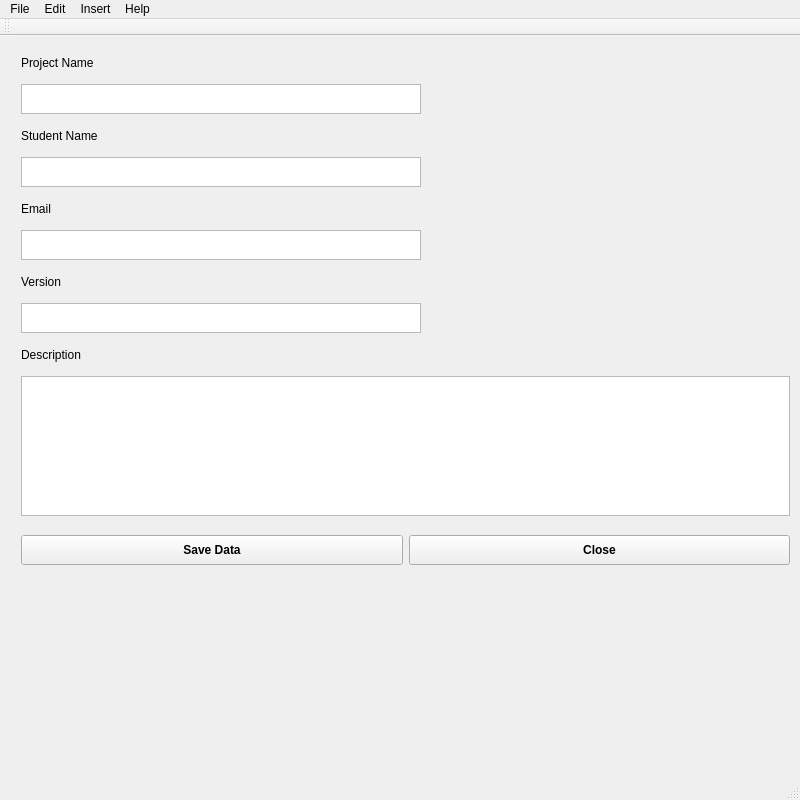
AlexLassooij/practiceguiProject, file QtGuiPractice/QtGuiPractice.ui: the form before one commit.
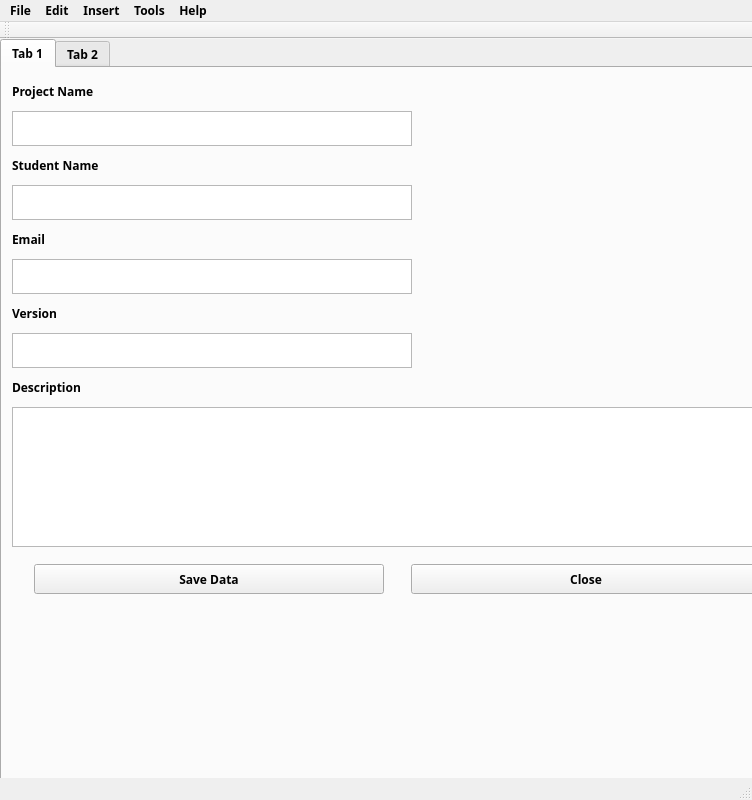
The form after the commit. The open tabs and pages were chosen to show the change. Icons and pictures are not drawn. Custom widgets are drawn as their Qt base class.

What changed in the file:
```diff
--- a/QtGuiPractice/QtGuiPractice.ui
+++ b/QtGuiPractice/QtGuiPractice.ui
@@ -6,7 +6,7 @@
    <rect>
     <x>0</x>
     <y>0</y>
-    <width>800</width>
+    <width>752</width>
     <height>800</height>
    </rect>
   </property>
@@ -17,16 +17,63 @@
    <string>QtGuiPractice</string>
   </property>
   <widget class="QWidget" name="centralWidget">
+   <widget class="QTabWidget" name="tabWidget">
+    <property name="geometry">
+     <rect>
+      <x>0</x>
+      <y>0</y>
+      <width>800</width>
+      <height>800</height>
+     </rect>
+    </property>
+    <property name="minimumSize">
+     <size>
+      <width>800</width>
+      <height>0</height>
+     </size>
+    </property>
+    <property name="maximumSize">
+     <size>
+      <width>800</width>
+      <height>16777215</height>
+     </size>
+    </property>
+    <property name="font">
+     <font>
+      <family>Segoe UI Semibold</family>
+      <weight>75</weight>
+      <bold>true</bold>
+     </font>
+    </property>
+    <property name="currentIndex">
+     <number>1</number>
+    </property>
+    <widget class="QWidget" name="tab_1">
+     <attribute name="title">
+      <string>Tab 1</string>
+     </attribute>
    <widget class="QWidget" name="verticalLayoutWidget">
     <property name="geometry">
      <rect>
-      <x>10</x>
+        <x>0</x>
       <y>0</y>
       <width>791</width>
       <height>553</height>
      </rect>
     </property>
     <layout class="QVBoxLayout" name="verticalLayout">
+       <property name="leftMargin">
+        <number>10</number>
+       </property>
+       <property name="topMargin">
+        <number>10</number>
+       </property>
+       <property name="rightMargin">
+        <number>10</number>
+       </property>
+       <property name="bottomMargin">
+        <number>10</number>
+       </property>
      <item>
       <widget class="QLabel" name="projectNameLabel">
        <property name="maximumSize">
@@ -35,19 +82,43 @@
          <height>15</height>
         </size>
        </property>
+         <property name="font">
+          <font>
+           <family>Segoe UI Semibold</family>
+           <weight>75</weight>
+           <bold>true</bold>
+          </font>
+         </property>
        <property name="text">
         <string>Project Name</string>
        </property>
       </widget>
      </item>
      <item>
-      <widget class="QTextEdit" name="projectNameText">
+        <widget class="QPlainTextEdit" name="projectNameText">
+         <property name="enabled">
+          <bool>true</bool>
+         </property>
        <property name="maximumSize">
         <size>
          <width>400</width>
-         <height>30</height>
-        </size>
-       </property>
+           <height>35</height>
+          </size>
+         </property>
+         <property name="font">
+          <font>
+           <family>Segoe UI Semibold</family>
+           <weight>75</weight>
+           <bold>true</bold>
+           <kerning>true</kerning>
+          </font>
+         </property>
+         <property name="acceptDrops">
+          <bool>true</bool>
+         </property>
+         <property name="inputMethodHints">
+          <set>Qt::ImhMultiLine</set>
+         </property>
       </widget>
      </item>
      <item>
@@ -58,6 +129,13 @@
          <height>15</height>
         </size>
        </property>
+         <property name="font">
+          <font>
+           <family>Segoe UI Semibold</family>
+           <weight>75</weight>
+           <bold>true</bold>
+          </font>
+         </property>
        <property name="text">
         <string>Student Name</string>
        </property>
@@ -68,9 +146,16 @@
        <property name="maximumSize">
         <size>
          <width>400</width>
-         <height>30</height>
-        </size>
-       </property>
+           <height>35</height>
+          </size>
+         </property>
+         <property name="font">
+          <font>
+           <family>Segoe UI Semibold</family>
+           <weight>75</weight>
+           <bold>true</bold>
+          </font>
+         </property>
       </widget>
      </item>
      <item>
@@ -81,6 +166,13 @@
          <height>15</height>
         </size>
        </property>
+         <property name="font">
+          <font>
+           <family>Segoe UI Semibold</family>
+           <weight>75</weight>
+           <bold>true</bold>
+          </font>
+         </property>
        <property name="text">
         <string>Email</string>
        </property>
@@ -91,9 +183,19 @@
        <property name="maximumSize">
         <size>
          <width>400</width>
-         <height>30</height>
-        </size>
-       </property>
+           <height>35</height>
+          </size>
+         </property>
+         <property name="font">
+          <font>
+           <family>Segoe UI Semibold</family>
+           <weight>75</weight>
+           <bold>true</bold>
+          </font>
+         </property>
+         <property name="inputMethodHints">
+          <set>Qt::ImhEmailCharactersOnly|Qt::ImhMultiLine</set>
+         </property>
       </widget>
      </item>
      <item>
@@ -104,6 +206,13 @@
          <height>15</height>
         </size>
        </property>
+         <property name="font">
+          <font>
+           <family>Segoe UI Semibold</family>
+           <weight>75</weight>
+           <bold>true</bold>
+          </font>
+         </property>
        <property name="text">
         <string>Version</string>
        </property>
@@ -114,9 +223,16 @@
        <property name="maximumSize">
         <size>
          <width>400</width>
-         <height>30</height>
-        </size>
-       </property>
+           <height>35</height>
+          </size>
+         </property>
+         <property name="font">
+          <font>
+           <family>Segoe UI Semibold</family>
+           <weight>75</weight>
+           <bold>true</bold>
+          </font>
+         </property>
       </widget>
      </item>
      <item>
@@ -127,6 +243,13 @@
          <height>15</height>
         </size>
        </property>
+         <property name="font">
+          <font>
+           <family>Segoe UI Semibold</family>
+           <weight>75</weight>
+           <bold>true</bold>
+          </font>
+         </property>
        <property name="text">
         <string>Description</string>
        </property>
@@ -136,14 +259,24 @@
       <widget class="QTextEdit" name="descriptionText">
        <property name="maximumSize">
         <size>
-         <width>780</width>
+           <width>800</width>
          <height>140</height>
         </size>
        </property>
+         <property name="font">
+          <font>
+           <family>Segoe UI Semibold</family>
+           <weight>75</weight>
+           <bold>true</bold>
+          </font>
+         </property>
       </widget>
      </item>
      <item>
-      <layout class="QHBoxLayout" name="horizontalLayout">
+        <layout class="QHBoxLayout" name="horizontalLayout" stretch="1,1">
+         <property name="spacing">
+          <number>5</number>
+         </property>
        <property name="topMargin">
         <number>5</number>
        </property>
@@ -158,6 +291,12 @@
            <height>30</height>
           </size>
          </property>
+           <property name="maximumSize">
+            <size>
+             <width>350</width>
+             <height>16777215</height>
+            </size>
+           </property>
          <property name="font">
           <font>
            <weight>75</weight>
@@ -177,6 +316,12 @@
            <height>30</height>
           </size>
          </property>
+           <property name="maximumSize">
+            <size>
+             <width>350</width>
+             <height>16777215</height>
+            </size>
+           </property>
          <property name="font">
           <font>
            <weight>75</weight>
@@ -193,16 +338,136 @@
     </layout>
    </widget>
   </widget>
+    <widget class="QWidget" name="tab_5">
+     <attribute name="title">
+      <string>Tab 2</string>
+     </attribute>
+     <widget class="QCustomPlot" name="studentplot" native="true">
+      <property name="geometry">
+       <rect>
+        <x>0</x>
+        <y>120</y>
+        <width>791</width>
+        <height>571</height>
+       </rect>
+      </property>
+     </widget>
+     <widget class="QWidget" name="verticalLayoutWidget_3">
+      <property name="geometry">
+       <rect>
+        <x>0</x>
+        <y>0</y>
+        <width>751</width>
+        <height>117</height>
+       </rect>
+      </property>
+      <layout class="QVBoxLayout" name="verticalLayout_3">
+       <property name="spacing">
+        <number>0</number>
+       </property>
+       <property name="leftMargin">
+        <number>0</number>
+       </property>
+       <property name="rightMargin">
+        <number>0</number>
+       </property>
+       <item>
+        <layout class="QHBoxLayout" name="horizontalLayout_7">
+         <property name="leftMargin">
+          <number>75</number>
+         </property>
+         <property name="topMargin">
+          <number>0</number>
+         </property>
+         <property name="rightMargin">
+          <number>185</number>
+         </property>
+         <property name="bottomMargin">
+          <number>0</number>
+         </property>
+         <item>
+          <widget class="QLabel" name="label_2">
+           <property name="text">
+            <string>Select District</string>
+           </property>
+          </widget>
+         </item>
+         <item>
+          <widget class="QLabel" name="label">
+           <property name="text">
+            <string>Select Grade</string>
+           </property>
+          </widget>
+         </item>
+        </layout>
+       </item>
+       <item>
+        <layout class="QHBoxLayout" name="horizontalLayout_3" stretch="2,2,1">
+         <property name="spacing">
+          <number>15</number>
+         </property>
+         <property name="leftMargin">
+          <number>75</number>
+         </property>
+         <property name="topMargin">
+          <number>0</number>
+         </property>
+         <property name="rightMargin">
+          <number>75</number>
+         </property>
+         <property name="bottomMargin">
+          <number>30</number>
+         </property>
+         <item>
+          <widget class="QComboBox" name="districtComboBox"/>
+         </item>
+         <item>
+          <widget class="QComboBox" name="gradeComboBox"/>
+         </item>
+         <item>
+          <widget class="QPushButton" name="loadDataButton">
+           <property name="maximumSize">
+            <size>
+             <width>16777215</width>
+             <height>30</height>
+            </size>
+           </property>
+           <property name="text">
+            <string>Load Data</string>
+           </property>
+          </widget>
+         </item>
+        </layout>
+       </item>
+      </layout>
+     </widget>
+    </widget>
+   </widget>
+  </widget>
   <widget class="QMenuBar" name="menuBar">
    <property name="geometry">
     <rect>
      <x>0</x>
      <y>0</y>
-     <width>800</width>
+     <width>752</width>
      <height>31</height>
     </rect>
    </property>
+   <property name="font">
+    <font>
+     <family>Segoe UI Semibold</family>
+     <weight>75</weight>
+     <bold>true</bold>
+    </font>
+   </property>
    <widget class="QMenu" name="menuFile">
+    <property name="font">
+     <font>
+      <family>Segoe UI Semibold</family>
+      <weight>50</weight>
+      <bold>false</bold>
+     </font>
+    </property>
     <property name="title">
      <string>File</string>
     </property>
@@ -214,6 +479,13 @@
     <addaction name="actionOpen"/>
    </widget>
    <widget class="QMenu" name="menuEdit">
+    <property name="font">
+     <font>
+      <family>Segoe UI Semibold</family>
+      <weight>75</weight>
+      <bold>true</bold>
+     </font>
+    </property>
     <property name="title">
      <string>Edit</string>
     </property>
@@ -228,9 +500,15 @@
      <string>Insert</string>
     </property>
    </widget>
+   <widget class="QMenu" name="menuTools">
+    <property name="title">
+     <string>Tools</string>
+    </property>
+   </widget>
    <addaction name="menuFile"/>
    <addaction name="menuEdit"/>
    <addaction name="menuInsert"/>
+   <addaction name="menuTools"/>
    <addaction name="menuHelp"/>
   </widget>
   <widget class="QToolBar" name="mainToolBar">
@@ -259,6 +537,22 @@
   </action>
  </widget>
  <layoutdefault spacing="6" margin="11"/>
+ <customwidgets>
+  <customwidget>
+   <class>QCustomPlot</class>
+   <extends>QWidget</extends>
+   <header>qcustomplot.h</header>
+   <container>1</container>
+  </customwidget>
+ </customwidgets>
+ <tabstops>
+  <tabstop>projectNameText</tabstop>
+  <tabstop>studentNameText</tabstop>
+  <tabstop>emailText</tabstop>
+  <tabstop>descriptionText</tabstop>
+  <tabstop>savePushButton</tabstop>
+  <tabstop>closePushButton</tabstop>
+ </tabstops>
  <resources>
   <include location="QtGuiPractice.qrc"/>
  </resources>
```
Left out of the diff: 64 changed lines with no effect on the pictures. Lines whose indentation alone changed are shown as unchanged.
